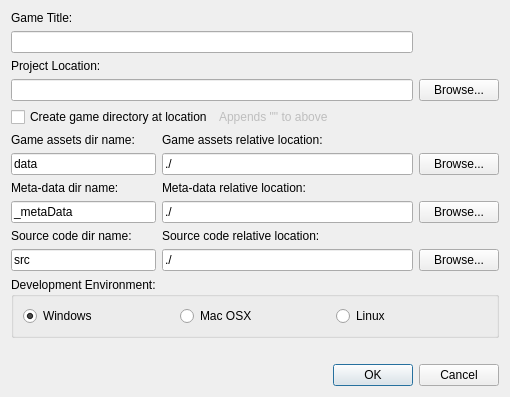
This is DesignerTool/src/DlgNewProject.ui in GameOverture/HarmonyEngine as Qt 5 draws it before an edit. The edited form follows.
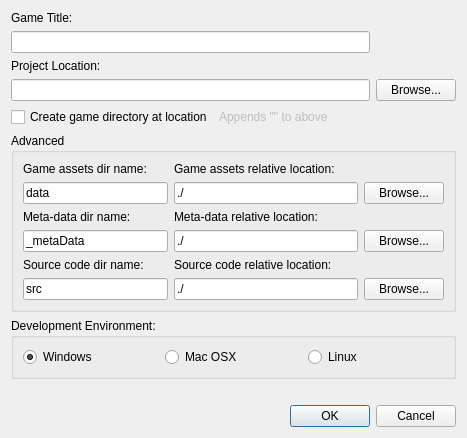
This is the edited form.

Commit message: Made the new project dialog nicer and fixed all the pathing issues. Projs generate properly now

```diff
--- a/DesignerTool/src/DlgNewProject.ui
+++ b/DesignerTool/src/DlgNewProject.ui
@@ -6,8 +6,8 @@
    <rect>
     <x>0</x>
     <y>0</y>
-    <width>510</width>
-    <height>388</height>
+    <width>467</width>
+    <height>413</height>
    </rect>
   </property>
   <property name="windowTitle">
@@ -19,12 +19,36 @@
   <property name="modal">
    <bool>false</bool>
   </property>
+  <layout class="QVBoxLayout" name="verticalLayout_3">
+   <item>
+    <layout class="QGridLayout" name="gridLayout_2">
+     <item row="4" column="0">
+      <widget class="QLineEdit" name="txtGameLocation">
+       <property name="text">
+        <string/>
+       </property>
+      </widget>
+     </item>
+     <item row="3" column="0">
+      <widget class="QLabel" name="lblWorkspaceLocation">
+       <property name="text">
+        <string>Project Location:</string>
+       </property>
+      </widget>
+     </item>
+     <item row="4" column="1">
+      <widget class="QPushButton" name="btnBrowse">
+       <property name="text">
+        <string>Browse...</string>
+       </property>
+      </widget>
+     </item>
+     <item row="2" column="0">
+      <widget class="QLineEdit" name="txtGameTitle"/>
+     </item>
+     <item row="5" column="0">
   <layout class="QHBoxLayout" name="horizontalLayout_2">
    <item>
-    <layout class="QGridLayout" name="gridLayout">
-     <item row="4" column="0">
-      <layout class="QHBoxLayout" name="horizontalLayout_3">
-       <item>
         <widget class="QCheckBox" name="chkCreateGameDir">
          <property name="text">
           <string>Create game directory at location</string>
@@ -43,26 +67,107 @@
        </item>
       </layout>
      </item>
-     <item row="3" column="0">
-      <widget class="QLineEdit" name="txtGameLocation">
+     <item row="1" column="0">
+      <widget class="QLabel" name="lblGameTitle">
        <property name="text">
-        <string/>
+        <string>Game Title:</string>
        </property>
       </widget>
      </item>
-     <item row="14" column="0" colspan="2">
-      <widget class="QDialogButtonBox" name="buttonBox">
-       <property name="orientation">
-        <enum>Qt::Horizontal</enum>
-       </property>
-       <property name="standardButtons">
-        <set>QDialogButtonBox::Cancel|QDialogButtonBox::Ok</set>
-       </property>
-      </widget>
-     </item>
-     <item row="9" column="0">
-      <layout class="QHBoxLayout" name="horizontalLayout_6">
+    </layout>
+   </item>
        <item>
+    <widget class="QGroupBox" name="groupBox_3">
+     <property name="title">
+      <string>Advanced</string>
+     </property>
+     <layout class="QGridLayout" name="gridLayout_3">
+      <item row="2" column="0">
+       <widget class="QLabel" name="label_2">
+        <property name="sizePolicy">
+         <sizepolicy hsizetype="Fixed" vsizetype="Preferred">
+          <horstretch>0</horstretch>
+          <verstretch>0</verstretch>
+         </sizepolicy>
+        </property>
+        <property name="minimumSize">
+         <size>
+          <width>145</width>
+          <height>0</height>
+         </size>
+        </property>
+        <property name="text">
+         <string>Meta-data dir name:</string>
+        </property>
+       </widget>
+      </item>
+      <item row="0" column="1">
+       <widget class="QLabel" name="label_5">
+        <property name="text">
+         <string>Game assets relative location:</string>
+        </property>
+       </widget>
+      </item>
+      <item row="4" column="1">
+       <widget class="QLabel" name="label_7">
+        <property name="text">
+         <string>Source code relative location:</string>
+        </property>
+       </widget>
+      </item>
+      <item row="2" column="1">
+       <widget class="QLabel" name="label_6">
+        <property name="text">
+         <string>Meta-data relative location:</string>
+        </property>
+       </widget>
+      </item>
+      <item row="4" column="0">
+       <widget class="QLabel" name="label_3">
+        <property name="sizePolicy">
+         <sizepolicy hsizetype="Fixed" vsizetype="Preferred">
+          <horstretch>0</horstretch>
+          <verstretch>0</verstretch>
+         </sizepolicy>
+        </property>
+        <property name="minimumSize">
+         <size>
+          <width>145</width>
+          <height>0</height>
+         </size>
+        </property>
+        <property name="text">
+         <string>Source code dir name:</string>
+        </property>
+       </widget>
+      </item>
+      <item row="1" column="0">
+       <widget class="QLineEdit" name="txtAssetsDirName">
+        <property name="sizePolicy">
+         <sizepolicy hsizetype="Fixed" vsizetype="Fixed">
+          <horstretch>0</horstretch>
+          <verstretch>0</verstretch>
+         </sizepolicy>
+        </property>
+        <property name="minimumSize">
+         <size>
+          <width>145</width>
+          <height>0</height>
+         </size>
+        </property>
+        <property name="text">
+         <string>data</string>
+        </property>
+       </widget>
+      </item>
+      <item row="3" column="1">
+       <widget class="QLineEdit" name="txtMetaDataLocation">
+        <property name="text">
+         <string>./</string>
+        </property>
+       </widget>
+      </item>
+      <item row="3" column="0">
         <widget class="QLineEdit" name="txtMetaDataDirName">
          <property name="sizePolicy">
           <sizepolicy hsizetype="Fixed" vsizetype="Fixed">
@@ -81,18 +186,14 @@
          </property>
         </widget>
        </item>
-       <item>
-        <widget class="QLineEdit" name="txtMetaDataLocation">
+      <item row="3" column="2">
+       <widget class="QPushButton" name="btnBrowseMetaData">
          <property name="text">
-          <string>./</string>
+         <string>Browse...</string>
          </property>
         </widget>
        </item>
-      </layout>
-     </item>
-     <item row="6" column="0">
-      <layout class="QHBoxLayout" name="horizontalLayout_5">
-       <item>
+      <item row="0" column="0">
         <widget class="QLabel" name="label">
          <property name="sizePolicy">
           <sizepolicy hsizetype="Fixed" vsizetype="Preferred">
@@ -111,22 +212,76 @@
          </property>
         </widget>
        </item>
-       <item>
-        <widget class="QLabel" name="label_5">
+      <item row="1" column="2">
+       <widget class="QPushButton" name="btnBrowseAssets">
          <property name="text">
-          <string>Game assets relative location:</string>
+         <string>Browse...</string>
+        </property>
+       </widget>
+      </item>
+      <item row="1" column="1">
+       <widget class="QLineEdit" name="txtAssetsLocation">
+        <property name="text">
+         <string>./</string>
+        </property>
+       </widget>
+      </item>
+      <item row="5" column="0">
+       <widget class="QLineEdit" name="txtSourceDirName">
+        <property name="sizePolicy">
+         <sizepolicy hsizetype="Fixed" vsizetype="Fixed">
+          <horstretch>0</horstretch>
+          <verstretch>0</verstretch>
+         </sizepolicy>
+        </property>
+        <property name="minimumSize">
+         <size>
+          <width>145</width>
+          <height>0</height>
+         </size>
+        </property>
+        <property name="text">
+         <string>src</string>
+        </property>
+       </widget>
+      </item>
+      <item row="5" column="1">
+       <widget class="QLineEdit" name="txtSourceLocation">
+        <property name="text">
+         <string>./</string>
+        </property>
+       </widget>
+      </item>
+      <item row="5" column="2">
+       <widget class="QPushButton" name="btnBrowseSource">
+        <property name="text">
+         <string>Browse...</string>
          </property>
         </widget>
        </item>
       </layout>
-     </item>
-     <item row="12" column="0" colspan="2">
+     <zorder>label</zorder>
+     <zorder>label_5</zorder>
+     <zorder>txtAssetsDirName</zorder>
+     <zorder>txtAssetsLocation</zorder>
+     <zorder>btnBrowseAssets</zorder>
+     <zorder>label_2</zorder>
+     <zorder>label_6</zorder>
+     <zorder>txtMetaDataDirName</zorder>
+     <zorder>txtMetaDataLocation</zorder>
+     <zorder>btnBrowseMetaData</zorder>
+     <zorder>label_3</zorder>
+     <zorder>label_7</zorder>
+     <zorder>txtSourceDirName</zorder>
+     <zorder>txtSourceLocation</zorder>
+     <zorder>btnBrowseSource</zorder>
+    </widget>
+   </item>
+   <item>
       <widget class="QGroupBox" name="groupBox">
        <property name="title">
         <string>Development Environment:</string>
        </property>
-       <layout class="QVBoxLayout" name="verticalLayout">
-        <item>
          <layout class="QHBoxLayout" name="horizontalLayout">
           <item>
            <widget class="QRadioButton" name="radWindows">
@@ -153,11 +308,9 @@
            </widget>
           </item>
          </layout>
-        </item>
-       </layout>
-      </widget>
-     </item>
-     <item row="13" column="0" colspan="2">
+    </widget>
+   </item>
+   <item>
       <widget class="QLabel" name="lblError">
        <property name="text">
         <string/>
@@ -170,172 +323,15 @@
        </property>
       </widget>
      </item>
-     <item row="0" column="0">
-      <widget class="QLabel" name="lblGameTitle">
-       <property name="text">
-        <string>Game Title:</string>
-       </property>
-      </widget>
-     </item>
-     <item row="11" column="1">
-      <widget class="QPushButton" name="btnBrowseSource">
-       <property name="text">
-        <string>Browse...</string>
-       </property>
-      </widget>
-     </item>
-     <item row="11" column="0">
-      <layout class="QHBoxLayout" name="horizontalLayout_9">
        <item>
-        <widget class="QLineEdit" name="txtSourceDirName">
-         <property name="sizePolicy">
-          <sizepolicy hsizetype="Fixed" vsizetype="Fixed">
-           <horstretch>0</horstretch>
-           <verstretch>0</verstretch>
-          </sizepolicy>
-         </property>
-         <property name="minimumSize">
-          <size>
-           <width>145</width>
-           <height>0</height>
-          </size>
-         </property>
-         <property name="text">
-          <string>src</string>
-         </property>
-        </widget>
-       </item>
-       <item>
-        <widget class="QLineEdit" name="txtSourceLocation">
-         <property name="text">
-          <string>./</string>
-         </property>
-        </widget>
-       </item>
-      </layout>
-     </item>
-     <item row="10" column="0">
-      <layout class="QHBoxLayout" name="horizontalLayout_8">
-       <item>
-        <widget class="QLabel" name="label_3">
-         <property name="sizePolicy">
-          <sizepolicy hsizetype="Fixed" vsizetype="Preferred">
-           <horstretch>0</horstretch>
-           <verstretch>0</verstretch>
-          </sizepolicy>
-         </property>
-         <property name="minimumSize">
-          <size>
-           <width>145</width>
-           <height>0</height>
-          </size>
-         </property>
-         <property name="text">
-          <string>Source code dir name:</string>
-         </property>
-        </widget>
-       </item>
-       <item>
-        <widget class="QLabel" name="label_7">
-         <property name="text">
-          <string>Source code relative location:</string>
-         </property>
-        </widget>
-       </item>
-      </layout>
-     </item>
-     <item row="8" column="0">
-      <layout class="QHBoxLayout" name="horizontalLayout_7">
-       <item>
-        <widget class="QLabel" name="label_2">
-         <property name="sizePolicy">
-          <sizepolicy hsizetype="Fixed" vsizetype="Preferred">
-           <horstretch>0</horstretch>
-           <verstretch>0</verstretch>
-          </sizepolicy>
-         </property>
-         <property name="minimumSize">
-          <size>
-           <width>145</width>
-           <height>0</height>
-          </size>
-         </property>
-         <property name="text">
-          <string>Meta-data dir name:</string>
-         </property>
-        </widget>
-       </item>
-       <item>
-        <widget class="QLabel" name="label_6">
-         <property name="text">
-          <string>Meta-data relative location:</string>
-         </property>
-        </widget>
-       </item>
-      </layout>
-     </item>
-     <item row="7" column="0">
-      <layout class="QHBoxLayout" name="horizontalLayout_4">
-       <item>
-        <widget class="QLineEdit" name="txtAssetsDirName">
-         <property name="sizePolicy">
-          <sizepolicy hsizetype="Fixed" vsizetype="Fixed">
-           <horstretch>0</horstretch>
-           <verstretch>0</verstretch>
-          </sizepolicy>
-         </property>
-         <property name="minimumSize">
-          <size>
-           <width>145</width>
-           <height>0</height>
-          </size>
-         </property>
-         <property name="text">
-          <string>data</string>
-         </property>
-        </widget>
-       </item>
-       <item>
-        <widget class="QLineEdit" name="txtAssetsLocation">
-         <property name="text">
-          <string>./</string>
-         </property>
-        </widget>
-       </item>
-      </layout>
-     </item>
-     <item row="1" column="0">
-      <widget class="QLineEdit" name="txtGameTitle"/>
-     </item>
-     <item row="9" column="1">
-      <widget class="QPushButton" name="btnBrowseMetaData">
-       <property name="text">
-        <string>Browse...</string>
-       </property>
-      </widget>
-     </item>
-     <item row="7" column="1">
-      <widget class="QPushButton" name="btnBrowseAssets">
-       <property name="text">
-        <string>Browse...</string>
-       </property>
-      </widget>
-     </item>
-     <item row="3" column="1">
-      <widget class="QPushButton" name="btnBrowse">
-       <property name="text">
-        <string>Browse...</string>
-       </property>
-      </widget>
-     </item>
-     <item row="2" column="0">
-      <widget class="QLabel" name="lblWorkspaceLocation">
-       <property name="text">
-        <string>Project Location:</string>
-       </property>
-      </widget>
-     </item>
-    </layout>
+    <widget class="QDialogButtonBox" name="buttonBox">
+     <property name="orientation">
+      <enum>Qt::Horizontal</enum>
+     </property>
+     <property name="standardButtons">
+      <set>QDialogButtonBox::Cancel|QDialogButtonBox::Ok</set>
+     </property>
+    </widget>
    </item>
   </layout>
  </widget>
```
Left out of the diff: 11 changed lines with no effect on the pictures. Lines whose indentation alone changed are shown as unchanged. The commit also changes 2 other files.
